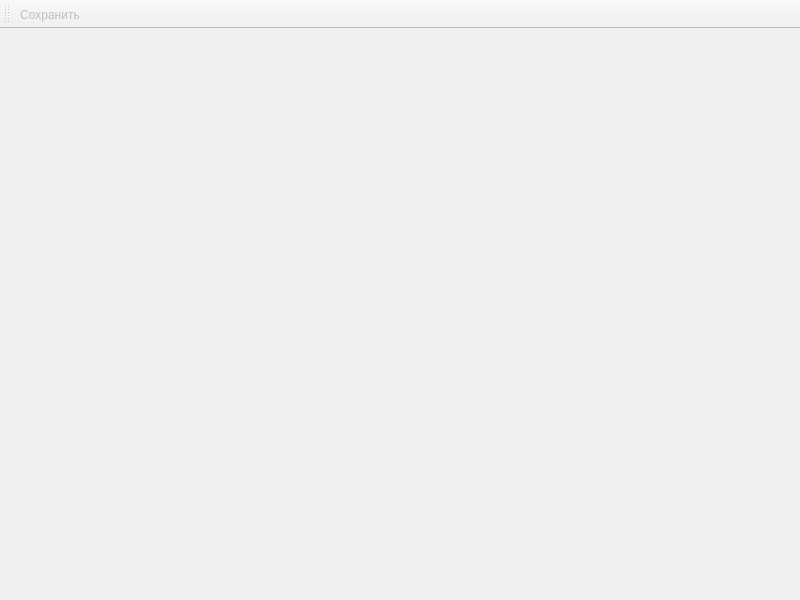
Old version of the form editor/mainwindow.ui in the repository TheMrButcher/offline-mentor.
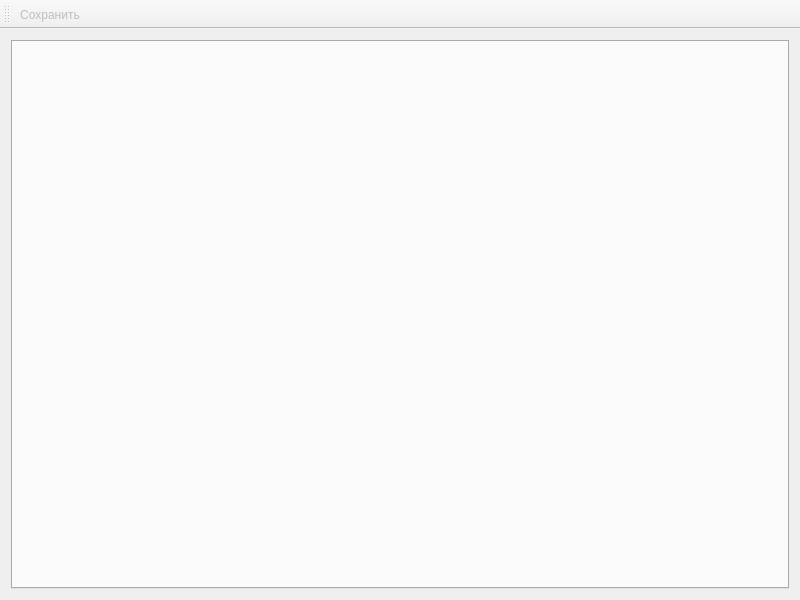
New version of the form. Icons and pictures are not drawn.

Diff of the .ui file:
```diff
--- a/editor/mainwindow.ui
+++ b/editor/mainwindow.ui
@@ -16,7 +16,11 @@
   <widget class="QWidget" name="centralWidget">
    <layout class="QVBoxLayout" name="verticalLayout_2">
     <item>
-     <widget class="QStackedWidget" name="stackedWidget"/>
+     <widget class="QTabWidget" name="tabWidget">
+      <property name="tabsClosable">
+       <bool>true</bool>
+      </property>
+     </widget>
     </item>
    </layout>
   </widget>
```
